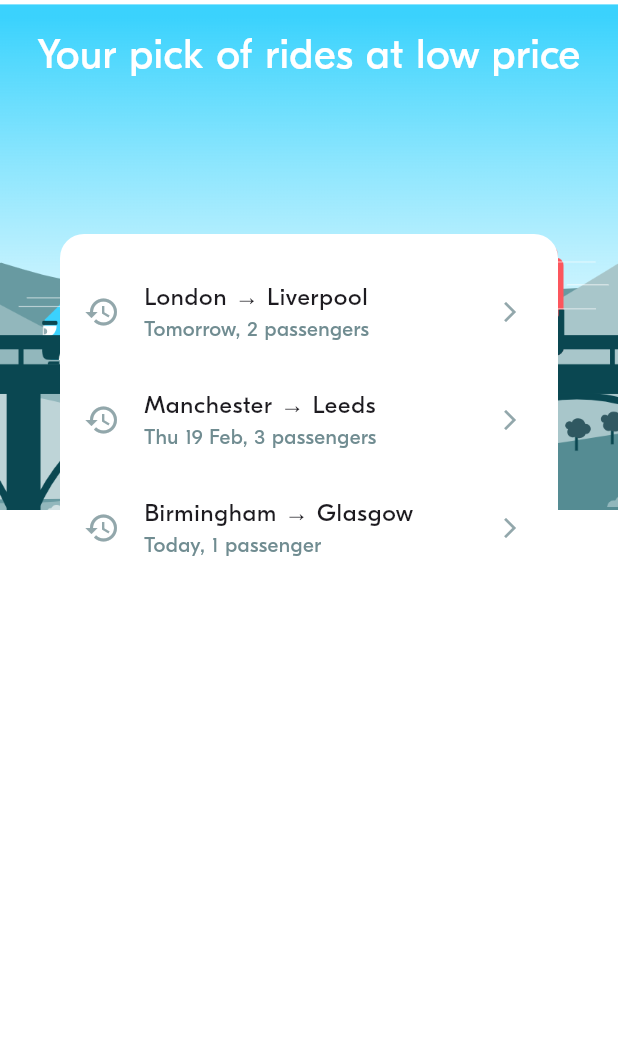
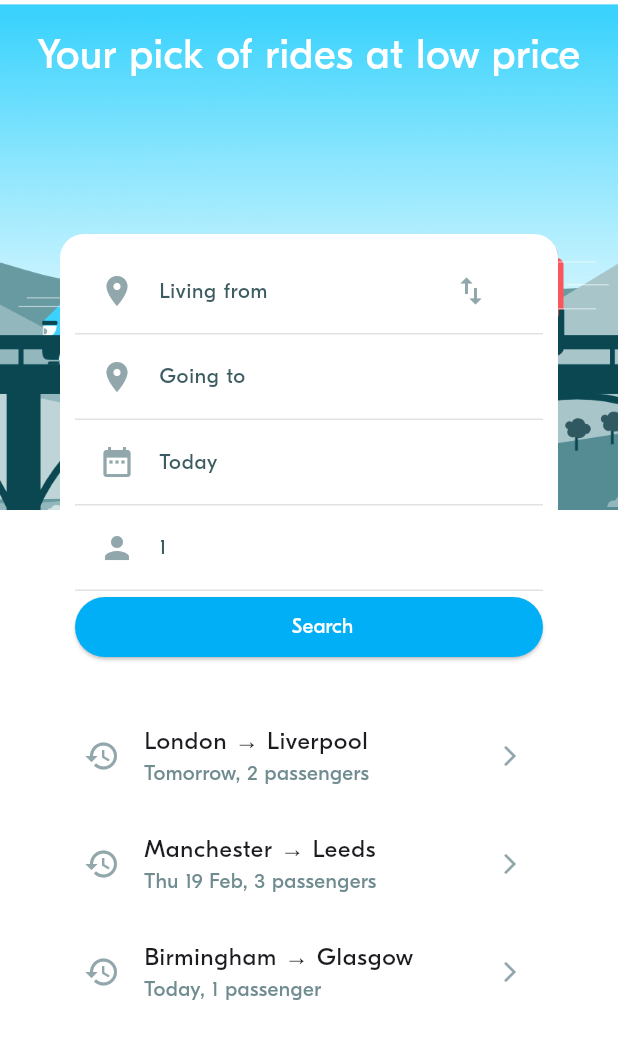
Before and after one commit to Gechtyoeng/FLUTTER-PROJECT-BLABLACAR, a Flutter app: the screen it shows after launch, on a phone screen of 412 x 824 dp. Shown: the top 1039 px of the screen. Run offline on Flutter 3.47's test engine with Material 3 defaults, Android fonts, the phone set to English and light mode, and no system bars; project files that could hold a hidden picture were left out.

Commit message:
BLA003-Implement Form

```diff
--- /dev/null
+++ b/lib/ui/screens/ride_pref/widgets/ride_pref_input.dart
@@ -0,0 +1,35 @@
+import 'package:blabla/ui/theme/theme.dart';
+import 'package:blabla/ui/widgets/display/bla_divider.dart';
+import 'package:flutter/material.dart';
+
+class RidePrefInput extends StatelessWidget {
+  final IconData leftIcon;
+  final IconData? rightIcon;
+
+  final String title;
+
+  final VoidCallback onclick;
+  final VoidCallback? onRightIconClick;
+
+  const RidePrefInput({super.key, required this.title, required this.leftIcon, required this.onclick, this.onRightIconClick, this.rightIcon});
+
+  @override
+  Widget build(BuildContext context) {
+    return Column(
+      children: [
+        ListTile(
+          leading: Icon(leftIcon, color: BlaColors.iconLight),
+          title: Text(title, style: BlaTextStyles.label.copyWith(color: BlaColors.neutral)),
+          onTap: onclick,
+          trailing: rightIcon != null
+              ? IconButton(
+                  onPressed: onRightIconClick,
+                  icon: Icon(rightIcon, color: BlaColors.iconLight),
+                )
+              : null,
+        ),
+        BlaDivider(),
+      ],
+    );
+  }
+}
--- a/lib/ui/screens/ride_pref/widgets/ride_prefs_form.dart
+++ b/lib/ui/screens/ride_pref/widgets/ride_prefs_form.dart
@@ -1,3 +1,6 @@
+import 'package:blabla/ui/screens/ride_pref/widgets/ride_pref_input.dart';
+import 'package:blabla/ui/widgets/actions/bla_button.dart';
+import 'package:blabla/utils/date_time_utils.dart';
 import 'package:flutter/material.dart';
 
 import '../../../../model/ride/locations.dart';
@@ -35,27 +38,72 @@ class _RidePrefFormState extends State<RidePrefForm> {
   @override
   void initState() {
     super.initState();
-    // TODO
+    //Fetch the ride prefef data if it is not null
+    if (widget.initRidePref != null) {
+      departure = widget.initRidePref!.departure;
+      arrival = widget.initRidePref!.arrival;
+      requestedSeats = widget.initRidePref!.requestedSeats;
+      departureDate = widget.initRidePref!.departureDate;
+    } else {
+      // initailize the departure date = current date and requested seat to 1
+      departureDate = DateTime.now();
+      requestedSeats = 1;
+    }
   }
 
   // ----------------------------------
   // Handle events
   // ----------------------------------
+  void onClick() {}
+  void onSearch() {}
+
+  //function to handle switches location
+  void onLocationSwtiches() {
+    if (departure == null || arrival == null) return;
+
+    setState(() {
+      final temp = departure;
+      departure = arrival;
+      arrival = temp;
+    });
+  }
 
   // ----------------------------------
   // Compute the widgets rendering
   // ----------------------------------
+  String get date => DateTimeUtils.formatDateTime(departureDate); //get the date format
+  String get departureText => departure?.name ?? "Living from";
+  String get arrivalText => arrival?.name ?? "Going to";
+
+  IconData get locationIcon => departure == null || arrival == null ? Icons.location_on : Icons.circle_outlined;
+  bool get isEnableSwitchIcon => departure == null || arrival == null;
 
   // ----------------------------------
   // Build the widgets
   // ----------------------------------
+
   @override
   Widget build(BuildContext context) {
-    return Column(
-      mainAxisAlignment: MainAxisAlignment.start,
-      crossAxisAlignment: CrossAxisAlignment.stretch,
-      children: [
+    return Padding(
+      padding: EdgeInsetsGeometry.all(10),
+      child: Column(
+        mainAxisAlignment: MainAxisAlignment.start,
+        crossAxisAlignment: CrossAxisAlignment.stretch,
+        children: [
+          RidePrefInput(
+            title: departureText,
+            leftIcon: locationIcon,
+            onclick: onClick,
+            rightIcon: isEnableSwitchIcon ? Icons.swap_vert : null,
+            onRightIconClick: onLocationSwtiches,
+          ), // departure location
+          RidePrefInput(title: arrivalText, leftIcon: locationIcon, onclick: onClick), // arrival location
+          RidePrefInput(title: date, leftIcon: Icons.date_range, onclick: onClick), // date selection
+          RidePrefInput(title: requestedSeats.toString(), leftIcon: Icons.person, onclick: onClick), //seat selection
 
-        ]);
+          BlaButton(title: "Search", onClick: onSearch),
+        ],
+      ),
+    );
   }
 }
```
